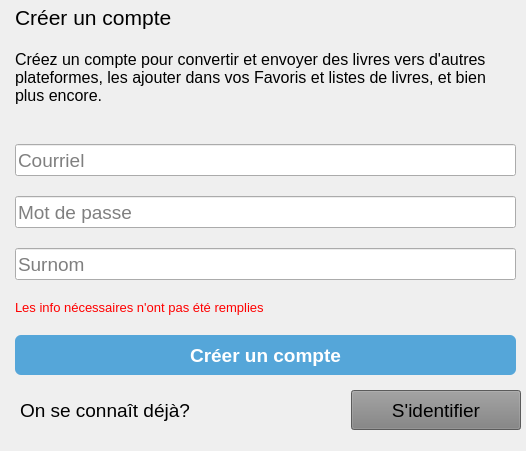
First picture: the form in creeCompte.ui, repository Aymane-Elb/Trying_qt, before the edit.
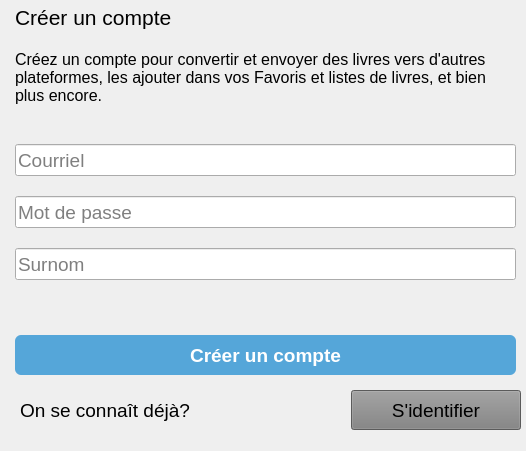
Second picture: the form after the edit.

Diff of the .ui file:
```diff
--- a/creeCompte.ui
+++ b/creeCompte.ui
@@ -208,7 +208,7 @@
        <string notr="true">color: red;</string>
       </property>
       <property name="text">
-       <string>Les info nécessaires n'ont pas été remplies</string>
+       <string/>
       </property>
       <property name="alignment">
        <set>Qt::AlignmentFlag::AlignLeading|Qt::AlignmentFlag::AlignLeft|Qt::AlignmentFlag::AlignTop</set>
```
